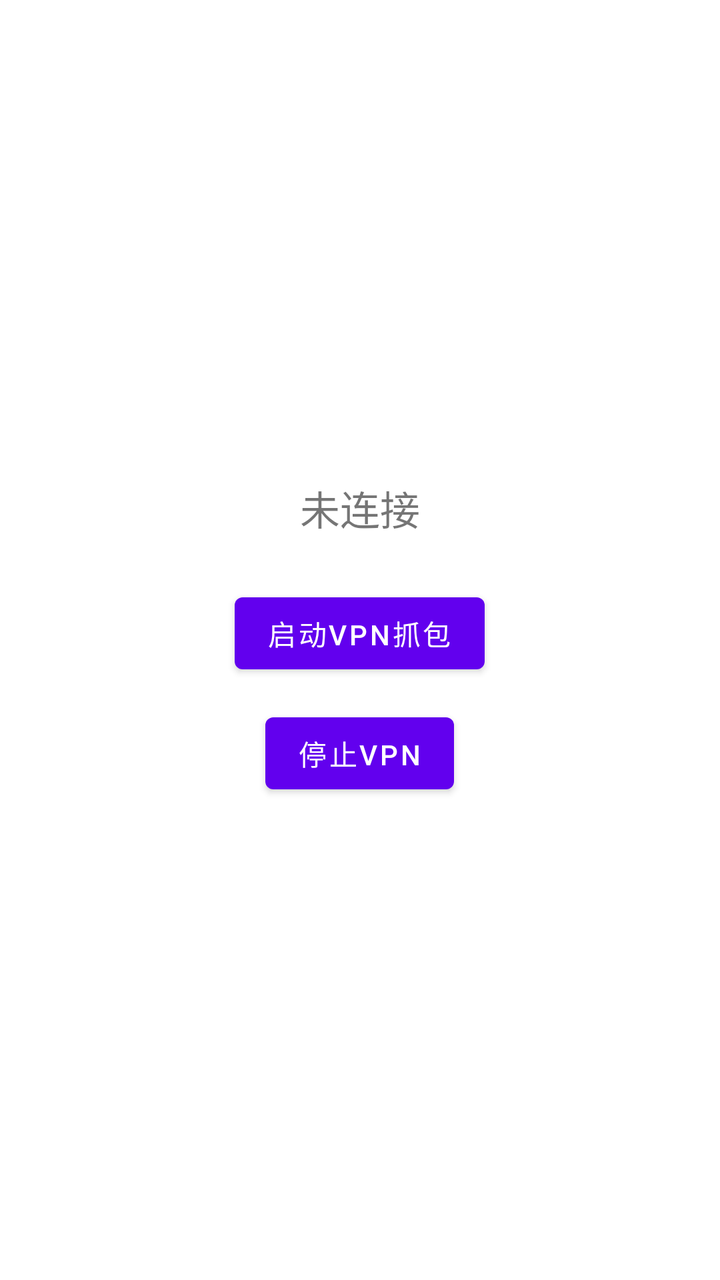
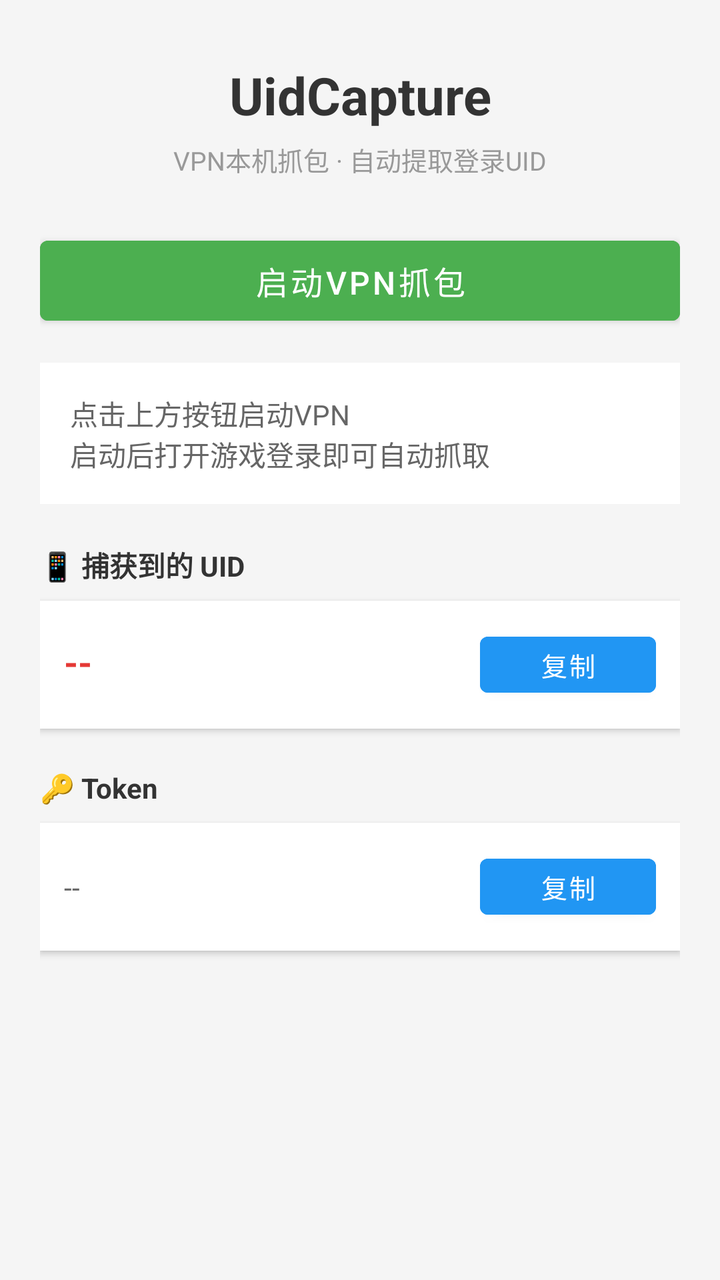

Before-and-after screenshots of an Android layout around one commit, followed by the original layout XML and the change that was made.
<!-- AndroidManifest.xml: application theme Theme.UidCapture -->
<!-- res/layout/activity_main.xml -->
<?xml version="1.0" encoding="utf-8"?>
<LinearLayout xmlns:android="http://schemas.android.com/apk/res/android"
    android:layout_width="match_parent"
    android:layout_height="match_parent"
    android:gravity="center"
    android:orientation="vertical"
    android:padding="24dp">

    <TextView
        android:id="@+id/tvStatus"
        android:layout_width="wrap_content"
        android:layout_height="wrap_content"
        android:text="未连接"
        android:textSize="20sp"/>

    <Button
        android:id="@+id/btnStart"
        android:layout_width="wrap_content"
        android:layout_height="wrap_content"
        android:layout_marginTop="24dp"
        android:text="启动VPN抓包"/>

    <Button
        android:id="@+id/btnStop"
        android:layout_width="wrap_content"
        android:layout_height="wrap_content"
        android:layout_marginTop="12dp"
        android:text="停止VPN"/>

</LinearLayout>
<!-- resources referenced by this layout -->
<resources>
  <style name="Theme.UidCapture" parent="Theme.MaterialComponents.DayNight.NoActionBar">
          <item name="colorPrimary">@color/purple_500</item>
          <item name="colorPrimaryVariant">@color/purple_700</item>
          <item name="colorOnPrimary">@color/white</item>
      </style>
  <color name="purple_500">#FF6200EE</color>
  <color name="purple_700">#FF3700B3</color>
  <color name="white">#FFFFFFFF</color>
</resources>

<!-- the commit's change to res/layout/activity_main.xml (unified diff, before → after) -->
@@ -1,30 +1,149 @@
 <?xml version="1.0" encoding="utf-8"?>
-<LinearLayout xmlns:android="http://schemas.android.com/apk/res/android"
+<ScrollView xmlns:android="http://schemas.android.com/apk/res/android"
     android:layout_width="match_parent"
     android:layout_height="match_parent"
-    android:gravity="center"
-    android:orientation="vertical"
-    android:padding="24dp">
+    android:background="#F5F5F5">
 
-    <TextView
-        android:id="@+id/tvStatus"
-        android:layout_width="wrap_content"
+    <LinearLayout
+        android:layout_width="match_parent"
         android:layout_height="wrap_content"
-        android:text="未连接"
-        android:textSize="20sp"/>
+        android:orientation="vertical"
+        android:padding="20dp">
 
-    <Button
-        android:id="@+id/btnStart"
-        android:layout_width="wrap_content"
-        android:layout_height="wrap_content"
-        android:layout_marginTop="24dp"
-        android:text="启动VPN抓包"/>
+        
+        <TextView
+            android:layout_width="match_parent"
+            android:layout_height="wrap_content"
+            android:text="UidCapture"
+            android:textSize="26sp"
+            android:textStyle="bold"
+            android:textColor="#333333"
+            android:gravity="center"
+            android:layout_marginTop="10dp"
+            android:layout_marginBottom="5dp"/>
 
-    <Button
-        android:id="@+id/btnStop"
-        android:layout_width="wrap_content"
-        android:layout_height="wrap_content"
-        android:layout_marginTop="12dp"
-        android:text="停止VPN"/>
+        <TextView
+            android:layout_width="match_parent"
+            android:layout_height="wrap_content"
+            android:text="VPN本机抓包 · 自动提取登录UID"
+            android:textSize="13sp"
+            android:textColor="#999999"
+            android:gravity="center"
+            android:layout_marginBottom="25dp"/>
 
-</LinearLayout>
+        
+        <Button
+            android:id="@+id/btnToggle"
+            android:layout_width="match_parent"
+            android:layout_height="52dp"
+            android:text="启动VPN抓包"
+            android:textSize="16sp"
+            android:backgroundTint="#4CAF50"
+            android:textColor="#FFFFFF"
+            android:layout_marginBottom="15dp"/>
+
+        
+        <TextView
+            android:id="@+id/tvStatus"
+            android:layout_width="match_parent"
+            android:layout_height="wrap_content"
+            android:text="点击上方按钮启动VPN\n启动后打开游戏登录即可自动抓取"
+            android:textSize="14sp"
+            android:textColor="#666666"
+            android:background="#FFFFFF"
+            android:padding="15dp"
+            android:layout_marginBottom="20dp"/>
+
+        
+        <TextView
+            android:layout_width="match_parent"
+            android:layout_height="wrap_content"
+            android:text="📱 捕获到的 UID"
+            android:textSize="14sp"
+            android:textColor="#333333"
+            android:textStyle="bold"
+            android:layout_marginBottom="8dp"/>
+
+        <LinearLayout
+            android:layout_width="match_parent"
+            android:layout_height="wrap_content"
+            android:orientation="horizontal"
+            android:background="#FFFFFF"
+            android:padding="12dp"
+            android:layout_marginBottom="10dp"
+            android:elevation="2dp">
+
+            <TextView
+                android:id="@+id/tvUid"
+                android:layout_width="0dp"
+                android:layout_height="wrap_content"
+                android:layout_weight="1"
+                android:text="--"
+                android:textSize="18sp"
+                android:textColor="#E53935"
+                android:textStyle="bold"
+                android:gravity="center_vertical"/>
+
+            <Button
+                android:id="@+id/btnCopyUid"
+                android:layout_width="wrap_content"
+                android:layout_height="40dp"
+                android:text="复制"
+                android:textSize="13sp"
+                android:backgroundTint="#2196F3"
+                android:textColor="#FFFFFF"/>
+        </LinearLayout>
+
+        
+        <TextView
+            android:layout_width="match_parent"
+            android:layout_height="wrap_content"
+            android:text="🔑 Token"
+            android:textSize="14sp"
+            android:textColor="#333333"
+            android:textStyle="bold"
+            android:layout_marginTop="10dp"
+            android:layout_marginBottom="8dp"/>
+
+        <LinearLayout
+            android:layout_width="match_parent"
+            android:layout_height="wrap_content"
+            android:orientation="horizontal"
+            android:background="#FFFFFF"
+            android:padding="12dp"
+            android:layout_marginBottom="10dp"
+            android:elevation="2dp">
+
+            <TextView
+                android:id="@+id/tvToken"
+                android:layout_width="0dp"
+                android:layout_height="wrap_content"
+                android:layout_weight="1"
+                android:text="--"
+                android:textSize="14sp"
+                android:textColor="#666666"
+                android:gravity="center_vertical"/>
+
+            <Button
+                android:id="@+id/btnCopyToken"
+                android:layout_width="wrap_content"
+                android:layout_height="40dp"
+                android:text="复制"
+                android:textSize="13sp"
+                android:backgroundTint="#2196F3"
+                android:textColor="#FFFFFF"/>
+        </LinearLayout>
+
+        
+        <TextView
+            android:id="@+id/tvUserName"
+            android:layout_width="match_parent"
+            android:layout_height="wrap_content"
+            android:text=""
+            android:textSize="13sp"
+            android:textColor="#999999"
+            android:layout_marginTop="5dp"
+            android:gravity="center"/>
+
+    </LinearLayout>
+</ScrollView>
